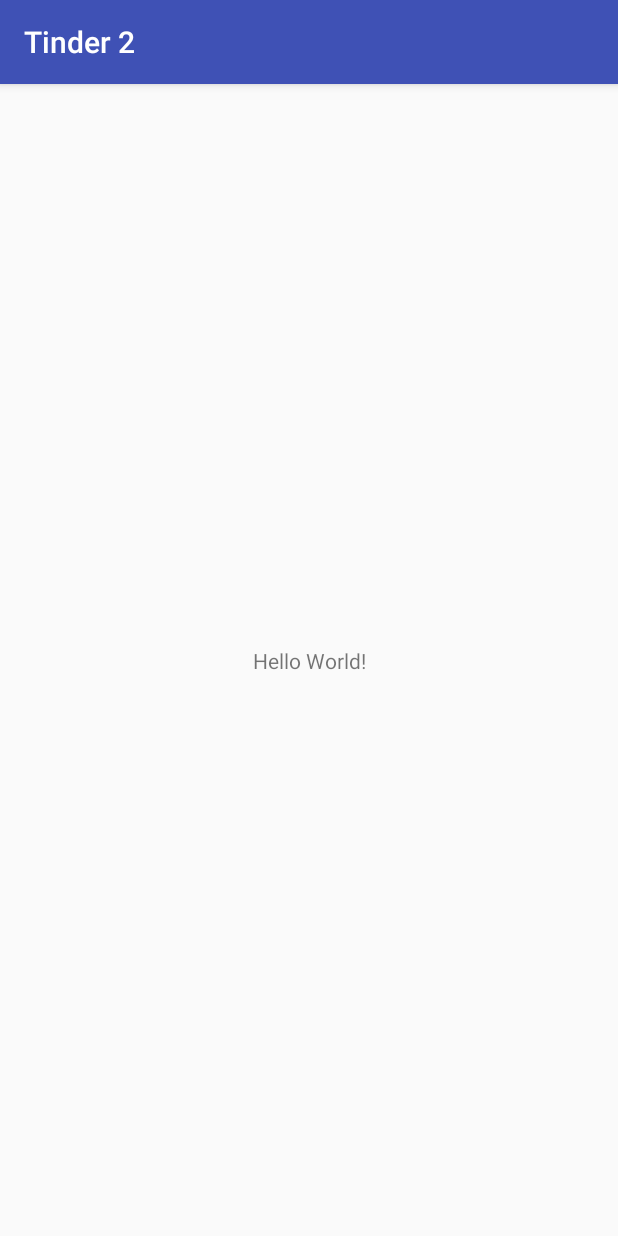
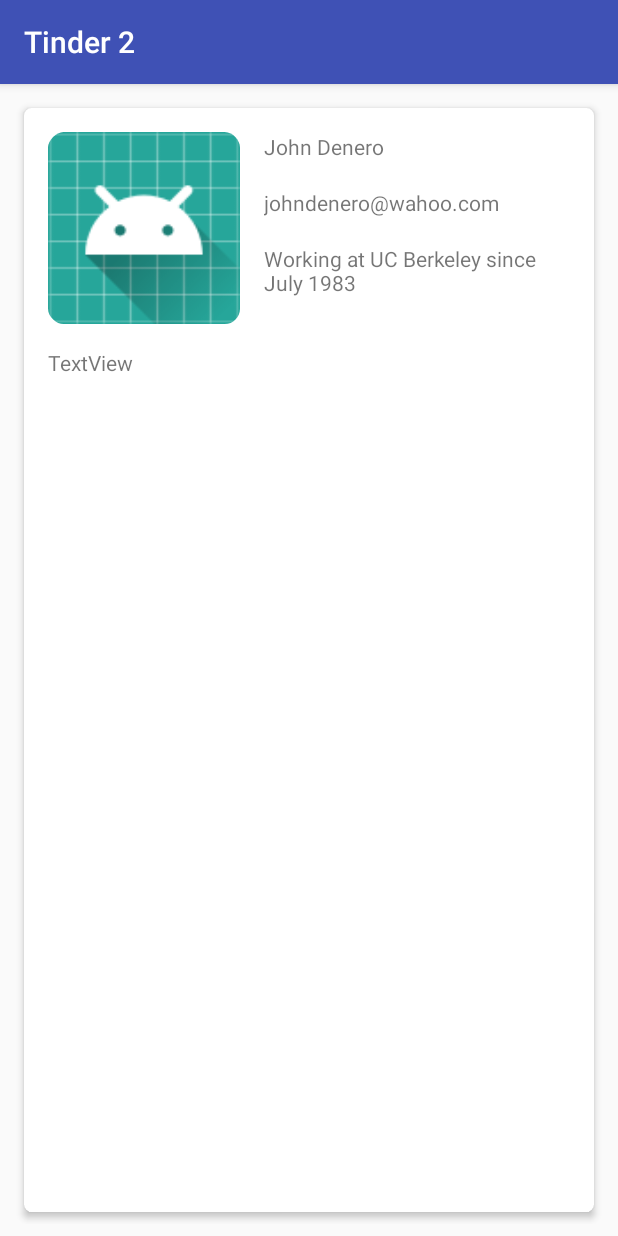
Before and after one commit to aayusht/Tinder2, an Android app: the screen it shows after launch (MainActivity), on a phone screen of 412 x 824 dp. Run offline under Robolectric (Android 15) with nearby library versions, the phone set to English and light mode, and no system bars.

Commit message:
added functioning ViewPager

```diff
--- a/app/build.gradle
+++ b/app/build.gradle
@@ -30,4 +30,6 @@ dependencies {
     testImplementation 'junit:junit:4.12'
     androidTestImplementation 'com.android.support.test:runner:1.0.1'
     androidTestImplementation 'com.android.support.test.espresso:espresso-core:3.0.1'
+    implementation 'com.android.support:recyclerview-v7:26.1.0'
+    implementation 'com.android.support:cardview-v7:26.1.0'
 }
--- a/app/src/main/java/com/aayush/tinder2/MainActivity.kt
+++ b/app/src/main/java/com/aayush/tinder2/MainActivity.kt
@@ -2,11 +2,38 @@ package com.aayush.tinder2
 
 import android.support.v7.app.AppCompatActivity
 import android.os.Bundle
+import android.support.v4.view.PagerAdapter
+import android.support.v4.view.ViewPager
+import android.view.LayoutInflater
+import android.view.View
+import android.view.ViewGroup
 
 class MainActivity : AppCompatActivity() {
 
     override fun onCreate(savedInstanceState: Bundle?) {
         super.onCreate(savedInstanceState)
         setContentView(R.layout.activity_main)
+        findViewById<ViewPager>(R.id.viewPager).adapter = CardPagerAdapter()
+    }
+
+    inner class CardPagerAdapter : PagerAdapter() {
+        override fun isViewFromObject(view: View?, `object`: Any?): Boolean {
+            return view == `object`
+        }
+
+        override fun getCount(): Int {
+            return 6
+        }
+
+        override fun instantiateItem(container: ViewGroup?, position: Int): Any {
+            val layout = LayoutInflater.from(this@MainActivity).inflate(R.layout.person_card, container, false)
+            container?.addView(layout)
+            return layout
+        }
+
+        override fun destroyItem(collection: ViewGroup, position: Int, view: Any) {
+            collection.removeView(view as View)
+        }
+
     }
 }
--- a/app/src/main/res/layout/activity_main.xml
+++ b/app/src/main/res/layout/activity_main.xml
@@ -6,13 +6,18 @@
     android:layout_height="match_parent"
     tools:context="com.aayush.tinder2.MainActivity">
 
-    <TextView
-        android:layout_width="wrap_content"
-        android:layout_height="wrap_content"
-        android:text="Hello World!"
+    <android.support.v4.view.ViewPager
+        android:id="@+id/viewPager"
+        android:layout_width="0dp"
+        android:layout_height="0dp"
+        android:layout_marginBottom="8dp"
+        android:layout_marginTop="8dp"
+        android:layout_marginLeft="8dp"
+        android:layout_marginRight="8dp"
         app:layout_constraintBottom_toBottomOf="parent"
         app:layout_constraintLeft_toLeftOf="parent"
         app:layout_constraintRight_toRightOf="parent"
-        app:layout_constraintTop_toTopOf="parent" />
+        app:layout_constraintTop_toTopOf="parent"
+        app:layout_constraintVertical_bias="0.0" />
 
 </android.support.constraint.ConstraintLayout>
--- /dev/null
+++ b/app/src/main/res/layout/person_card.xml
@@ -0,0 +1,85 @@
+<?xml version="1.0" encoding="utf-8"?>
+<android.support.constraint.ConstraintLayout xmlns:android="http://schemas.android.com/apk/res/android"
+    xmlns:app="http://schemas.android.com/apk/res-auto"
+    xmlns:tools="http://schemas.android.com/tools"
+    android:layout_width="match_parent"
+    android:layout_height="match_parent">
+
+    <android.support.v7.widget.CardView
+        android:layout_width="0dp"
+        android:layout_height="0dp"
+        android:layout_marginBottom="8dp"
+        android:layout_marginEnd="8dp"
+        android:layout_marginStart="8dp"
+        android:layout_marginTop="8dp"
+        app:cardCornerRadius="5dp"
+        app:cardElevation="3dp"
+        app:layout_constraintBottom_toBottomOf="parent"
+        app:layout_constraintEnd_toEndOf="parent"
+        app:layout_constraintStart_toStartOf="parent"
+        app:layout_constraintTop_toTopOf="parent" >
+
+        <android.support.constraint.ConstraintLayout
+            android:layout_width="match_parent"
+            android:layout_height="match_parent">
+
+            <ImageView
+                android:id="@+id/avatar"
+                android:layout_width="128dp"
+                android:layout_height="128dp"
+                android:layout_marginStart="16dp"
+                android:layout_marginTop="16dp"
+                app:layout_constraintStart_toStartOf="parent"
+                app:layout_constraintTop_toTopOf="parent"
+                app:srcCompat="@mipmap/ic_launcher" />
+
+            <LinearLayout
+                android:id="@+id/linearLayout"
+                android:layout_width="0dp"
+                android:layout_height="0dp"
+                android:layout_marginEnd="16dp"
+                android:layout_marginStart="16dp"
+                android:layout_marginTop="16dp"
+                android:orientation="vertical"
+                app:layout_constraintBottom_toBottomOf="@+id/avatar"
+                app:layout_constraintEnd_toEndOf="parent"
+                app:layout_constraintStart_toEndOf="@+id/avatar"
+                app:layout_constraintTop_toTopOf="parent">
+
+                <TextView
+                    android:id="@+id/name"
+                    android:layout_width="match_parent"
+                    android:layout_height="wrap_content"
+                    android:layout_weight="1"
+                    android:text="John Denero" />
+
+                <TextView
+                    android:id="@+id/email"
+                    android:layout_width="match_parent"
+                    android:layout_height="wrap_content"
+                    android:layout_weight="1"
+                    android:text="johndenero@wahoo.com" />
+
+                <TextView
+                    android:id="@+id/company"
+                    android:layout_width="match_parent"
+                    android:layout_height="wrap_content"
+                    android:layout_weight="1"
+                    android:text="Working at UC Berkeley since July 1983" />
+            </LinearLayout>
+
+            <TextView
+                android:id="@+id/body"
+                android:layout_width="0dp"
+                android:layout_height="0dp"
+                android:layout_marginBottom="16dp"
+                android:layout_marginTop="16dp"
+                android:text="TextView"
+                app:layout_constraintBottom_toBottomOf="parent"
+                app:layout_constraintEnd_toEndOf="@+id/linearLayout"
+                app:layout_constraintStart_toStartOf="@+id/avatar"
+                app:layout_constraintTop_toBottomOf="@+id/linearLayout" />
+
+        </android.support.constraint.ConstraintLayout>
+    </android.support.v7.widget.CardView>
+</android.support.constraint.ConstraintLayout>
```
